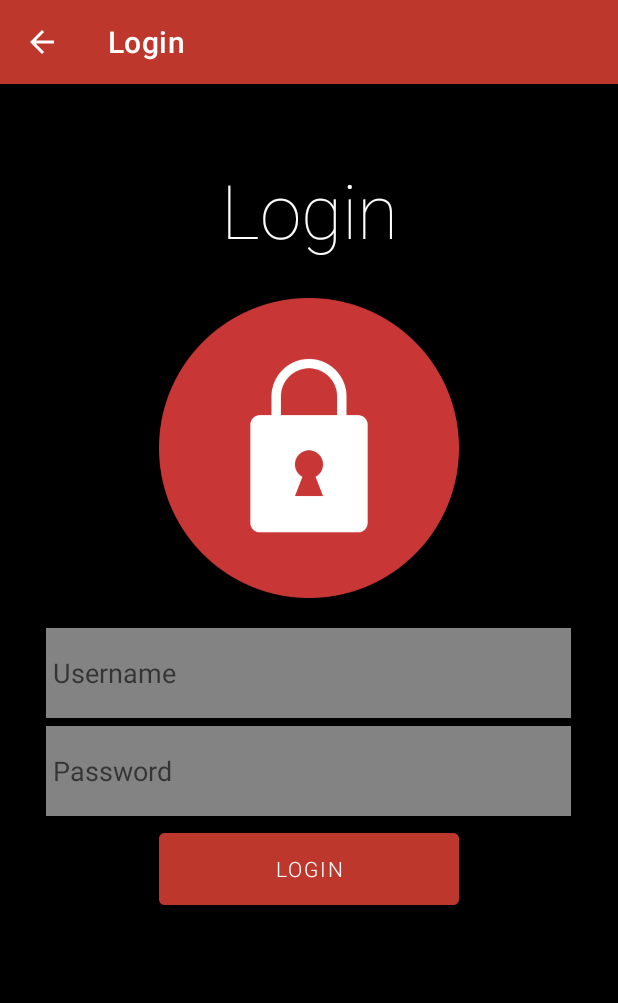
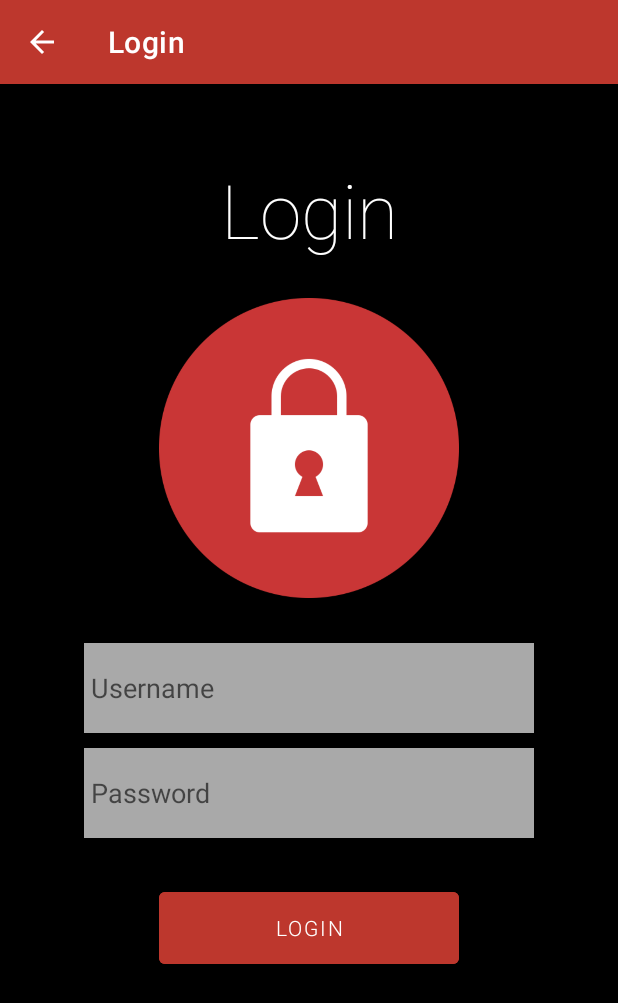
Before and after one commit to AxelPat/Mobile-Programming, an Android app: the LoginActivity screen opened directly, with no data from a screen before it, on a phone screen of 412 x 824 dp. Shown: the top 1003 px of the screen. Run offline under Robolectric (Android 15) with nearby library versions, the phone set to English and light mode, and no system bars.

Commit message:
UTS Mobile Programming Revised

```diff
--- a/UTS_32597/app/src/main/res/layout/login.xml
+++ b/UTS_32597/app/src/main/res/layout/login.xml
@@ -40,11 +40,11 @@
 
     <EditText
         android:id="@+id/usrname"
-        android:layout_width="350dp"
+        android:layout_width="300dp"
         android:layout_gravity="center"
         android:layout_height="60dp"
-        android:layout_marginTop="20dp"
-        android:background="#838383"
+        android:layout_marginTop="30dp"
+        android:background="#a9a9a9"
         android:hint=" Username"
         android:textColor="@color/white"
         android:inputType="text"
@@ -52,11 +52,11 @@
 
     <EditText
         android:id="@+id/pass"
-        android:layout_width="350dp"
+        android:layout_width="300dp"
         android:layout_gravity="center"
         android:layout_height="60dp"
-        android:layout_marginTop="5dp"
-        android:background="#838383"
+        android:layout_marginTop="10dp"
+        android:background="#a9a9a9"
         android:hint=" Password"
         android:textColor="@color/white"
         android:inputType="textPassword"
@@ -66,7 +66,7 @@
         android:id="@+id/inputLogin"
         android:layout_width="200dp"
         android:layout_height="60dp"
-        android:layout_marginTop="5dp"
+        android:layout_marginTop="30dp"
         android:layout_gravity="center"
         android:backgroundTint="#bd372d"
         android:text="login"
```
Also changed, not shown: UTS_32597/app/src/main/res/layout/activity_player.xml (+8 -5 lines).
